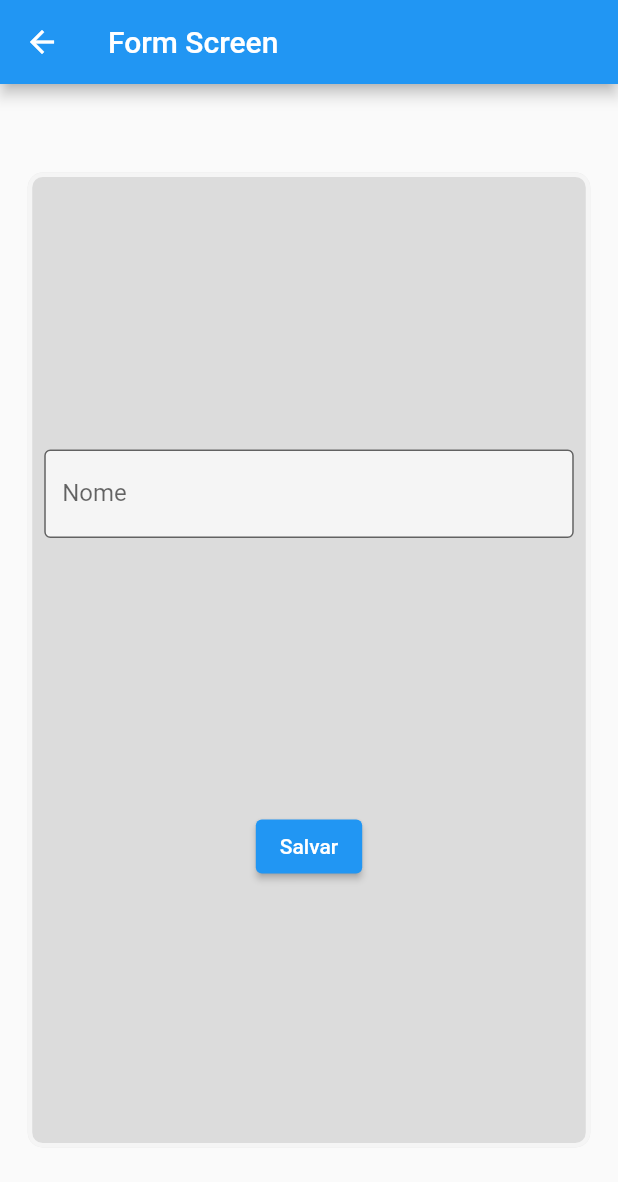
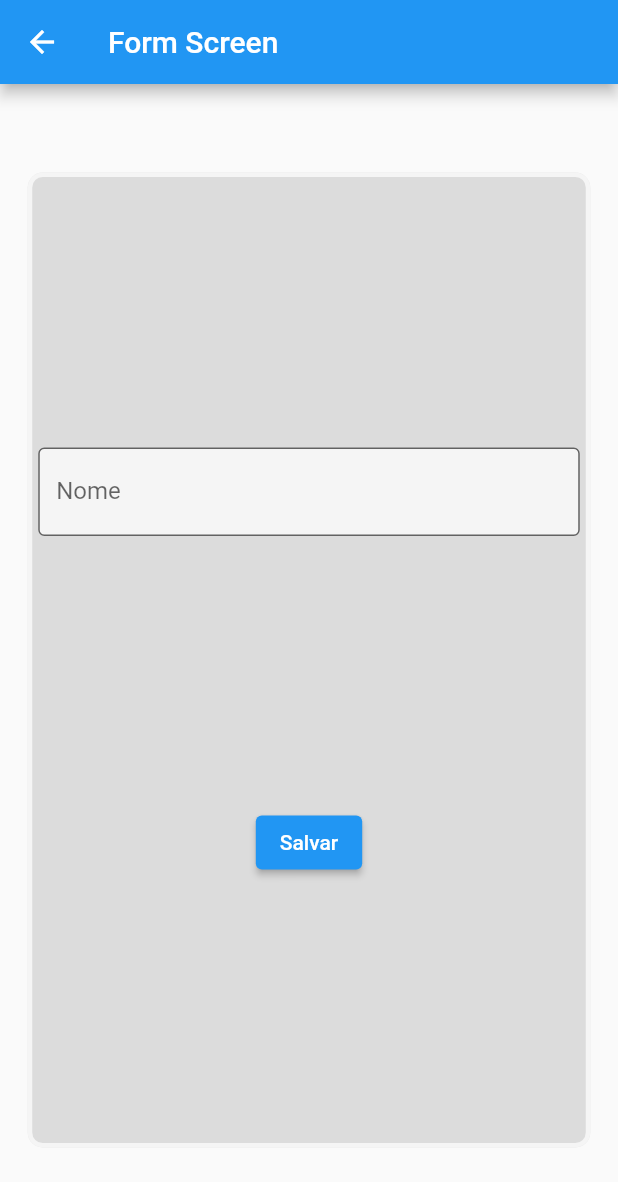
Before and after one commit to pedrolaraburu/learning_flutter, a Flutter app: the FormScreen screen opened by its route, on a phone screen of 412 x 824 dp. Shown: the top 1182 px of the screen. Run offline on Flutter 3.47's test engine with Material 2 defaults, Android fonts, the phone set to English and light mode, and no system bars.

Commit message:
style: change padding value

```diff
--- a/lib/screens/form_screen.dart
+++ b/lib/screens/form_screen.dart
@@ -37,7 +37,7 @@ class _FormScreenState extends State<FormScreen> {
             mainAxisAlignment: MainAxisAlignment.spaceEvenly,
             children: [
               Padding(
-                padding: const EdgeInsets.all(8.0),
+                padding: const EdgeInsets.all(4.0),
                 child: TextFormField(
                   keyboardType: TextInputType.name,
                   controller: nameController,
```
